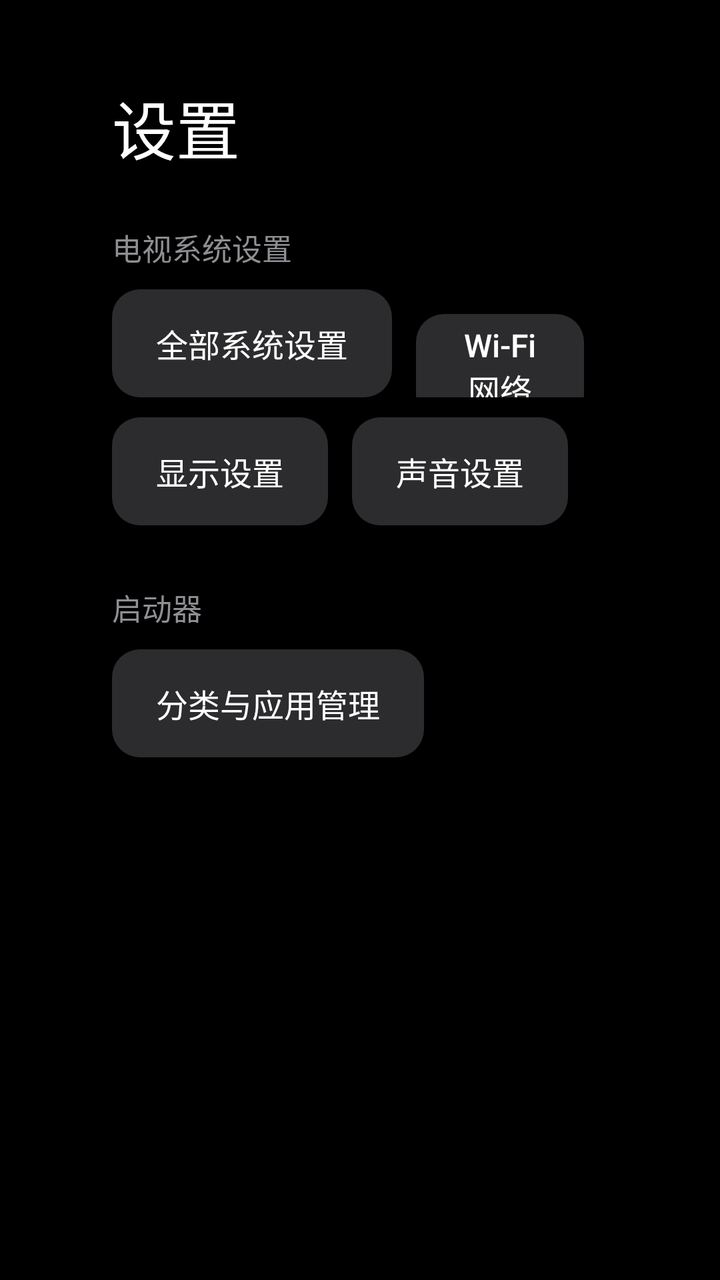
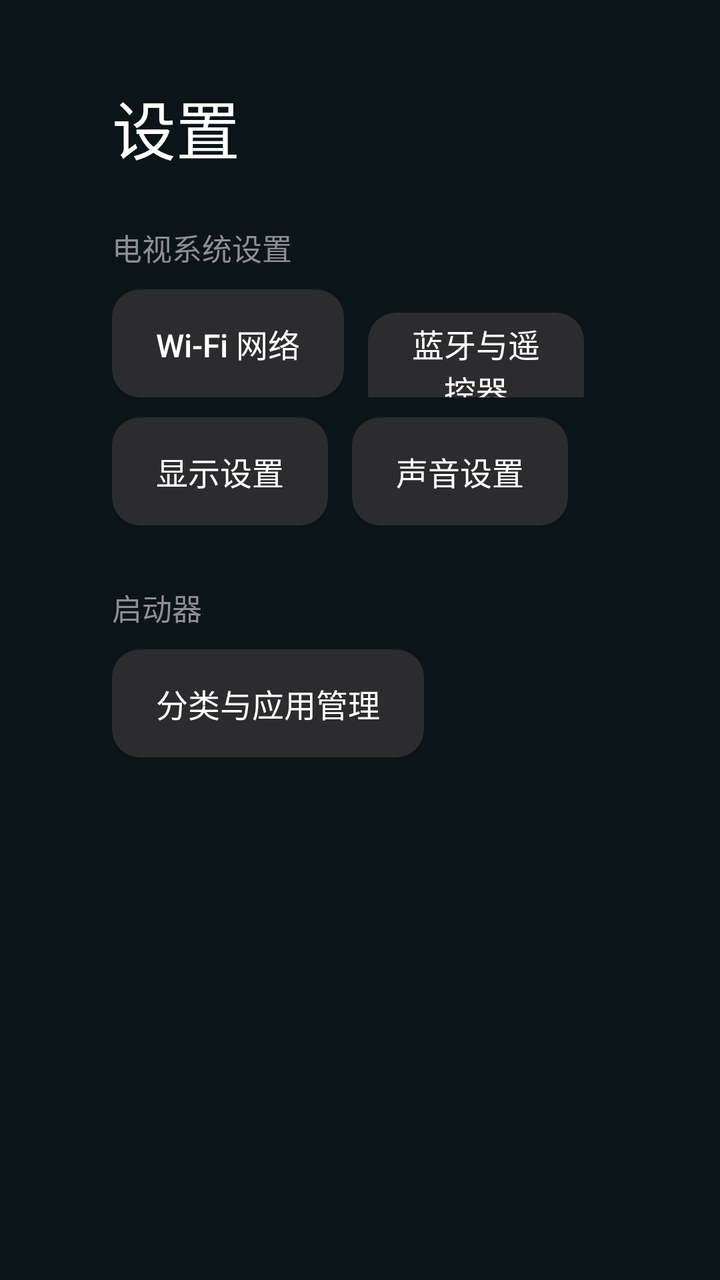

Two renders of the same Android screen: before a commit and after it. Below are the layout's source before the change and the commit's diff.
<!-- AndroidManifest.xml: activity theme Theme.OpenTVLauncher.Settings -->
<!-- res/layout/activity_settings.xml -->
<?xml version="1.0" encoding="utf-8"?>
<ScrollView xmlns:android="http://schemas.android.com/apk/res/android"
    android:layout_width="match_parent"
    android:layout_height="match_parent"
    android:background="@color/bg_root"
    android:paddingStart="56dp"
    android:paddingTop="40dp"
    android:paddingEnd="56dp"
    android:paddingBottom="40dp"
    android:scrollbars="none">

    <LinearLayout
        android:layout_width="match_parent"
        android:layout_height="wrap_content"
        android:orientation="vertical">

        <TextView
            android:layout_width="wrap_content"
            android:layout_height="wrap_content"
            android:fontFamily="sans-serif-medium"
            android:text="设置"
            android:textColor="@color/text_primary"
            android:textSize="32sp" />

        
        <TextView
            android:layout_width="wrap_content"
            android:layout_height="wrap_content"
            android:layout_marginTop="26dp"
            android:text="电视系统设置"
            android:textColor="@color/text_secondary"
            android:textSize="15sp" />

        <LinearLayout
            android:layout_width="match_parent"
            android:layout_height="wrap_content"
            android:layout_marginTop="10dp"
            android:orientation="horizontal">

            <Button
                android:id="@+id/btn_system_settings"
                style="@style/SettingsButton"
                android:text="全部系统设置" />

            <Button
                android:id="@+id/btn_wifi"
                style="@style/SettingsButton"
                android:text="Wi-Fi 网络" />

            <Button
                android:id="@+id/btn_bluetooth"
                style="@style/SettingsButton"
                android:text="蓝牙与遥控器" />

            <Button
                android:id="@+id/btn_apps"
                style="@style/SettingsButton"
                android:text="应用管理" />

        </LinearLayout>

        <LinearLayout
            android:layout_width="match_parent"
            android:layout_height="wrap_content"
            android:layout_marginTop="10dp"
            android:orientation="horizontal">

            <Button
                android:id="@+id/btn_display"
                style="@style/SettingsButton"
                android:text="显示设置" />

            <Button
                android:id="@+id/btn_sound"
                style="@style/SettingsButton"
                android:text="声音设置" />

            <Button
                android:id="@+id/btn_home"
                style="@style/SettingsButton"
                android:text="默认桌面设置" />

        </LinearLayout>

        
        <TextView
            android:layout_width="wrap_content"
            android:layout_height="wrap_content"
            android:layout_marginTop="30dp"
            android:text="启动器"
            android:textColor="@color/text_secondary"
            android:textSize="15sp" />

        <LinearLayout
            android:layout_width="match_parent"
            android:layout_height="wrap_content"
            android:layout_marginTop="10dp"
            android:orientation="horizontal">

            <Button
                android:id="@+id/btn_categories"
                style="@style/SettingsButton"
                android:text="分类与应用管理" />

        </LinearLayout>

        <TextView
            android:id="@+id/tv_version"
            android:layout_width="match_parent"
            android:layout_height="wrap_content"
            android:layout_marginTop="30dp"
            android:lineSpacingExtra="4dp"
            android:textColor="@color/text_secondary"
            android:textSize="13sp" />

    </LinearLayout>
</ScrollView>
<!-- resources referenced by this layout -->
<resources>
  <color name="bg_root">#000000</color>
  <color name="text_primary">#FFFFFF</color>
  <color name="text_secondary">#8E8E93</color>
  <style name="SettingsButton" parent="Widget.AppCompat.Button">
          <item name="android:layout_width">wrap_content</item>
          <item name="android:layout_height">54dp</item>
          <item name="android:layout_marginEnd">12dp</item>
          <item name="android:paddingStart">22dp</item>
          <item name="android:paddingEnd">22dp</item>
          <item name="android:background">@drawable/bg_pill</item>
          <item name="android:textColor">@color/btn_text</item>
          <item name="android:textSize">16sp</item>
          <item name="android:textAllCaps">false</item>
          <item name="android:fontFamily">sans-serif-medium</item>
          <item name="android:stateListAnimator">@null</item>
      </style>
  <style name="Theme.OpenTVLauncher.Settings" parent="Theme.AppCompat.NoActionBar">
          <item name="android:windowBackground">@color/bg_root</item>
          <item name="android:colorBackground">@color/bg_root</item>
          <item name="colorAccent">@color/accent</item>
      </style>
  <!-- drawable bg_pill (drawable) -->
  <?xml version="1.0" encoding="utf-8"?>
  <selector xmlns:android="http://schemas.android.com/apk/res/android">
  
      <item android:state_focused="true">
          <shape android:shape="rectangle">
              <corners android:radius="14dp" />
              <solid android:color="#FFFFFF" />
          </shape>
      </item>
  
      <item android:state_pressed="true">
          <shape android:shape="rectangle">
              <corners android:radius="14dp" />
              <solid android:color="#E5E5EA" />
          </shape>
      </item>
  
      <item>
          <shape android:shape="rectangle">
              <corners android:radius="14dp" />
              <solid android:color="@color/surface_strong" />
          </shape>
      </item>
  
  </selector>
  <color name="accent">#0A84FF</color>
  <color name="surface_strong">#2C2C2E</color>
</resources>

<!-- the commit's change to res/layout/activity_settings.xml (unified diff, before → after) -->
@@ -36,11 +36,6 @@
             android:layout_height="wrap_content"
             android:layout_marginTop="10dp"
             android:orientation="horizontal">
-
-            <Button
-                android:id="@+id/btn_system_settings"
-                style="@style/SettingsButton"
-                android:text="全部系统设置" />
 
             <Button
                 android:id="@+id/btn_wifi"
<!-- resource entries referenced after the edit -->
@@ -1,6 +1,6 @@
 <!-- resources referenced by this layout -->
 <resources>
-  <color name="bg_root">#000000</color>
+  <color name="bg_root">#0B1418</color>
   <color name="text_primary">#FFFFFF</color>
   <color name="text_secondary">#8E8E93</color>
   <style name="SettingsButton" parent="Widget.AppCompat.Button">
@@ -47,7 +47,7 @@
       </item>
   
   </selector>
-  <color name="accent">#0A84FF</color>
+  <color name="accent">#12B57F</color>
   <color name="surface_strong">#2C2C2E</color>
 </resources>
 
